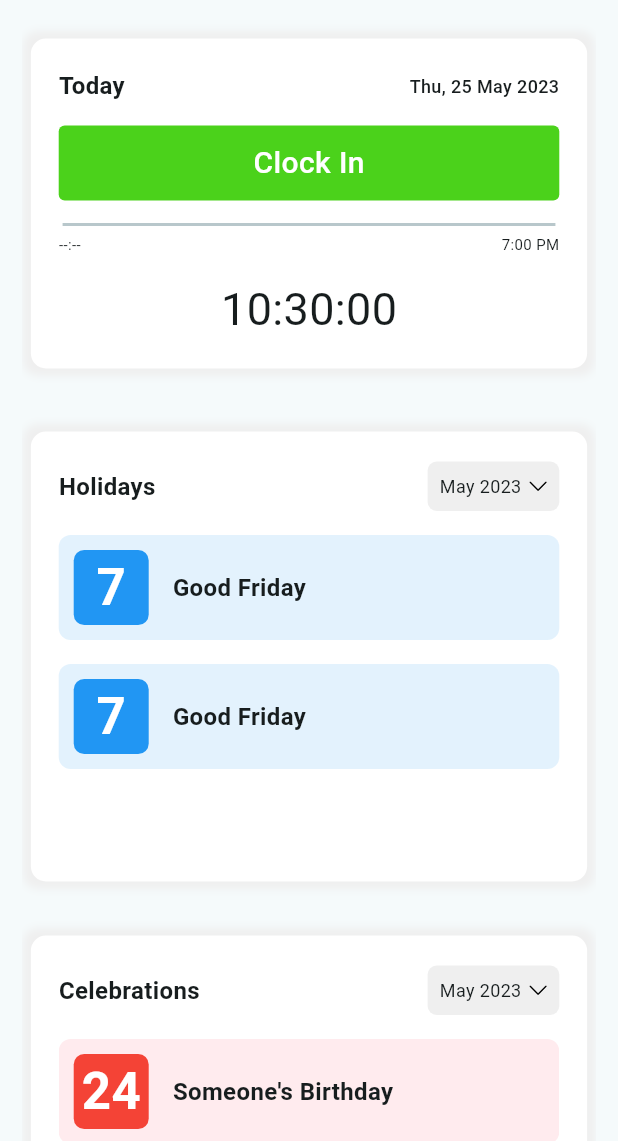
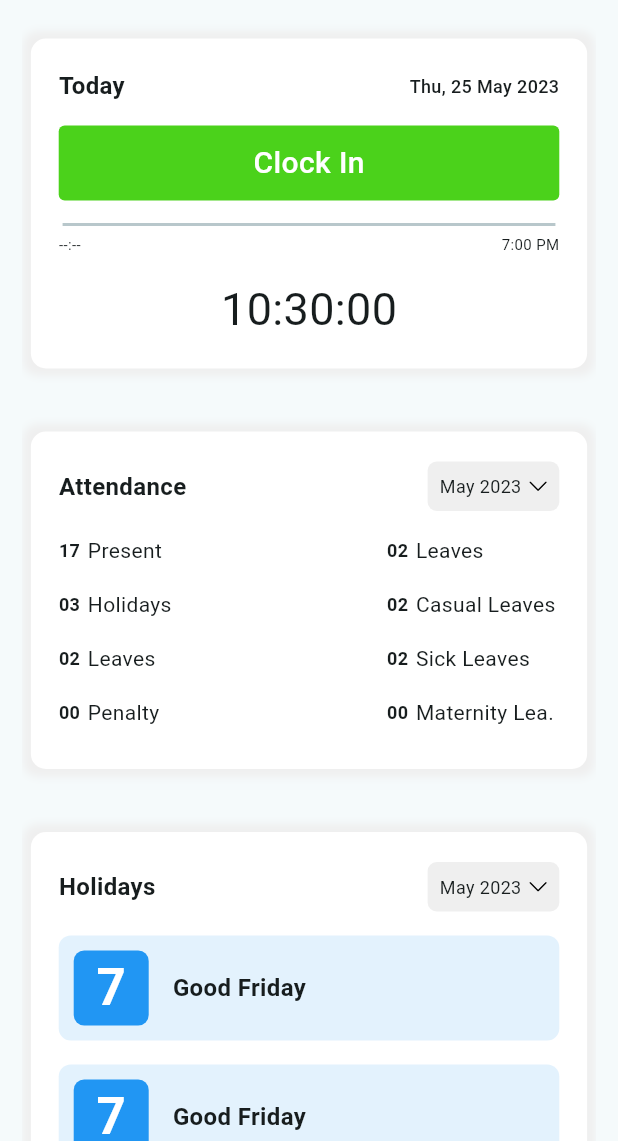
Before and after one commit to yashg7838/Employee_Management, a Flutter app: the screen it shows after launch, on a phone screen of 412 x 824 dp, the part 95-1236 px from its top. Run offline on Flutter 3.47's test engine with Material 2 defaults, Android fonts, the phone set to English and light mode, and no system bars; drawn by our look-alikes of percent_indicator; our stand-ins replace flutter_svg, timer_builder.

Commit message:
attendance and dashboard ui

```diff
--- a/lib/screen/dashboard.dart
+++ b/lib/screen/dashboard.dart
@@ -1,5 +1,6 @@
 // ignore_for_file: depend_on_referenced_packages, camel_case_types
 
+import 'package:employee_management/screen_divisions/home_screen/attendance.dart';
 import 'package:employee_management/screen_divisions/home_screen/attendance_clock.dart';
 import 'package:employee_management/screen_divisions/home_screen/celebration.dart';
 import 'package:flutter/material.dart';
@@ -65,6 +66,8 @@ class _dashboardState extends State<dashboard> {
                   const SizedBox(height: 20,),
                   const attendance(),
                   const SizedBox(height: 30,),
+                  const attendanceListWidget(),
+                  const SizedBox(height: 30,),
                   const HolidaysListWidget(),
                   const SizedBox(height: 30,),
                   const CelebrationListWidget(),
--- /dev/null
+++ b/lib/screen_divisions/home_screen/attendance.dart
@@ -0,0 +1,250 @@
+// ignore_for_file: depend_on_referenced_packages, library_private_types_in_public_api
+
+import 'package:flutter/material.dart';
+import 'package:intl/intl.dart';
+import 'package:flutter_svg/flutter_svg.dart';
+
+class attendanceListWidget extends StatefulWidget {
+  const attendanceListWidget({super.key});
+
+  @override
+  _attendanceListWidgetState createState() => _attendanceListWidgetState();
+}
+
+class _attendanceListWidgetState extends State<attendanceListWidget> {
+  DateTime _selectedMonth = DateTime.now();
+  String _present = '17';
+  String _holidays = '03';
+  String _leaves = '02';
+  String _penalty = '00';
+  String _casualleaves = '02';
+  String _sickleaves = '02';
+  String _maternityleaves = '00';
+
+
+  @override
+  Widget build(BuildContext context) {
+    double width = MediaQuery.of(context).size.width;
+    double height = MediaQuery.of(context).size.height;
+    return Padding(
+      padding: const EdgeInsets.all(6.0),
+      child: Container(
+        height: 225,
+        width: width*0.9,
+        decoration: BoxDecoration(
+          borderRadius: BorderRadius.circular(10),
+          color: Colors.white,
+          boxShadow: const [BoxShadow(
+              color: Color(0xFFEFEFEF),
+              spreadRadius: 5,
+              blurRadius: 4
+          )],
+          // border: Border.all(color: Colors.black)
+        ),
+        child: Column(
+          crossAxisAlignment: CrossAxisAlignment.center,
+          children: [
+            const SizedBox(
+              height: 20,
+            ),
+            SizedBox(
+              width: (width*.9)*.9,
+              child: Row(
+                mainAxisAlignment: MainAxisAlignment.spaceBetween,
+                children: [
+                  const Text(
+                    'Attendance',
+                    style: TextStyle(
+                        fontSize: 16,
+                        fontWeight: FontWeight.w600),
+                  ),
+                  GestureDetector(
+                    onTap: () {
+                      showDatePicker(
+                        context: context,
+                        initialDate: _selectedMonth,
+                        firstDate: DateTime(DateTime.now().year - 1),
+                        lastDate: DateTime(DateTime.now().year + 1),
+                      ).then((value) {
+                        if (value != null) {
+                          setState(() {
+                            _selectedMonth = value;
+                          });
+                        }
+                      });
+                    },
+                    child: Container(
+                      decoration: BoxDecoration(
+                          color: const Color(0xFFEFEFEF),
+                          borderRadius: BorderRadius.circular(6)
+                      ),
+                      child: Padding(
+                        padding: const EdgeInsets.all(8.0),
+                        child: Row(
+                          children: [
+                            Text(
+                              DateFormat('MMMM yyyy').format(_selectedMonth),
+                              style: const TextStyle(fontSize: 12),
+                            ),
+                            Padding(
+                              padding: const EdgeInsets.only(left: 5.0),
+                              child: SvgPicture.asset(
+                                "assets/icons/Path (Stroke).svg",
+                                height: 7,
+                              ),
+                            ),
+                          ],
+                        ),
+                      ),
+                    ),
+                  ),
+                ],
+              ),
+            ),
+            const SizedBox(height: 16),
+            SizedBox(
+              width: (width*.9)*.9,
+              child: Row(
+                  mainAxisAlignment: MainAxisAlignment.spaceBetween,
+                  children: [
+                    Row(
+                      children: [
+                        Container(
+                          child: Text('$_present',style: TextStyle(fontSize: 12,
+                              fontWeight: FontWeight.w600 ),),
+                        ),
+                        SizedBox(width: 5,),
+                        Container(
+                          child: Text("Present"),
+                        )
+                      ],
+                    ),
+                    Container(
+                      width: 115,
+                      child: Row(
+                        children: [
+                          Container(
+                            child: Text('$_leaves',style: TextStyle(fontSize: 12,
+                                fontWeight: FontWeight.w600 ),),
+                          ),
+                          SizedBox(width: 5,),
+                          Container(
+                            child: Text("Leaves"),
+                          )
+                        ],
+                      ),
+                    )
+                  ],)
+            ),
+            const SizedBox(height: 16),
+            SizedBox(
+                width: (width*.9)*.9,
+                child: Row(
+                  mainAxisAlignment: MainAxisAlignment.spaceBetween,
+                  children: [
+                    Row(
+                      children: [
+                        Container(
+                          child: Text('$_holidays',style: TextStyle(fontSize: 12,
+                              fontWeight: FontWeight.w600 ),),
+                        ),
+                        SizedBox(width: 5,),
+                        Container(
+                          child: Text("Holidays"),
+                        )
+                      ],
+                    ),
+                    Container(
+                      width: 115,
+                      child: Row(
+                        children: [
+                          Container(
+                            child: Text('$_casualleaves',style: TextStyle(fontSize: 12,
+                                fontWeight: FontWeight.w600 ),),
+                          ),
+                          SizedBox(width: 5,),
+                          Container(
+                            child: Text("Casual Leaves"),
+                          )
+                        ],
+                      ),
+                    )
+                  ],)
+            ),
+            const SizedBox(height: 16),
+            SizedBox(
+                width: (width*.9)*.9,
+                child: Row(
+                  mainAxisAlignment: MainAxisAlignment.spaceBetween,
+                  children: [
+                    Row(
+                      children: [
+                        Container(
+                          child: Text('$_leaves',style: TextStyle(fontSize: 12,
+                              fontWeight: FontWeight.w600 ),),
+                        ),
+                        SizedBox(width: 5,),
+                        Container(
+                          child: Text("Leaves"),
+                        )
+                      ],
+                    ),
+                    Container(
+                      width: 115,
+                      child: Row(
+                        children: [
+                          Container(
+                            child: Text('$_sickleaves',style: TextStyle(fontSize: 12,
+                                fontWeight: FontWeight.w600 ),),
+                          ),
+                          SizedBox(width: 5,),
+                          Container(
+                            child: Text("Sick Leaves"),
+                          )
+                        ],
+                      ),
+                    )
+                  ],)
+            ),
+            const SizedBox(height: 16),
+            SizedBox(
+                width: (width*.9)*.9,
+                child: Row(
+                  mainAxisAlignment: MainAxisAlignment.spaceBetween,
+                  children: [
+                    Row(
+                      children: [
+                        Container(
+                          child: Text('$_penalty',style: TextStyle(fontSize: 12,
+                              fontWeight: FontWeight.w600 ),),
+                        ),
+                        SizedBox(width: 5,),
+                        Container(
+                          child: Text("Penalty"),
+                        )
+                      ],
+                    ),
+                    Container(
+                      width: 115,
+                      child: Row(
+                        children: [
+                          Container(
+                            child: Text('$_maternityleaves',style: TextStyle(fontSize: 12,
+                                fontWeight: FontWeight.w600 ),),
+                          ),
+                          SizedBox(width: 5,),
+                          Container(
+                            child: Text("Maternity Lea."),
+                          )
+                        ],
+                      ),
+                    )
+                  ],)
+            ),
+
+          ],
+        ),
+      ),
+    );
+  }
+}
```
